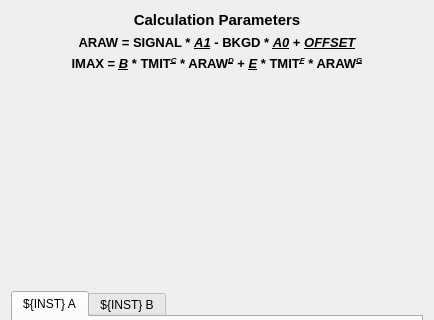
This is blenApp/ui/blen_coef_main.ui in slaclab/BunchLengthMonitor as Qt 5 draws it before an edit; both pictures show x 0 to 434 and y 0 to 320 of the 434 by 516 pixel window. The edited form follows.
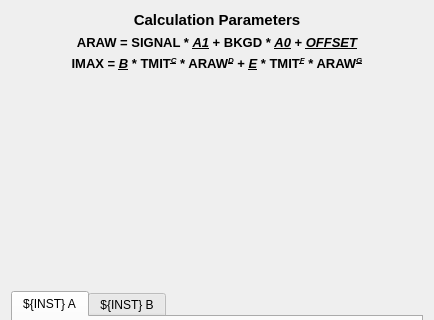
This is the edited form. Custom widgets are drawn as their Qt base class.

```diff
--- a/blenApp/ui/blen_coef_main.ui
+++ b/blenApp/ui/blen_coef_main.ui
@@ -43,7 +43,7 @@
         </font>
        </property>
        <property name="text">
-        <string>ARAW = SIGNAL * &lt;i&gt;&lt;u&gt;A1&lt;/u&gt;&lt;/i&gt; - BKGD * &lt;i&gt;&lt;u&gt;A0&lt;/u&gt;&lt;/i&gt; + &lt;i&gt;&lt;u&gt;OFFSET&lt;/u&gt;&lt;/i&gt;</string>
+        <string>&lt;html&gt;&lt;head/&gt;&lt;body&gt;&lt;p&gt;ARAW = SIGNAL * &lt;span style=&quot; font-style:italic; text-decoration: underline;&quot;&gt;A1&lt;/span&gt; + BKGD * &lt;span style=&quot; font-style:italic; text-decoration: underline;&quot;&gt;A0&lt;/span&gt; + &lt;span style=&quot; font-style:italic; text-decoration: underline;&quot;&gt;OFFSET&lt;/span&gt;&lt;/p&gt;&lt;/body&gt;&lt;/html&gt;</string>
        </property>
        <property name="alignment">
         <set>Qt::AlignCenter</set>
```
